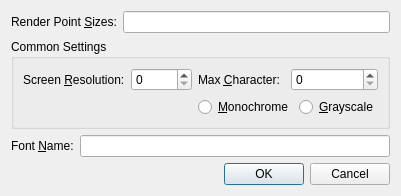
This is Sources/Tools/plFontConverter/res/FreeTypeBatch.ui in H-uru/Plasma as Qt 5 draws it before an edit. The edited form follows.
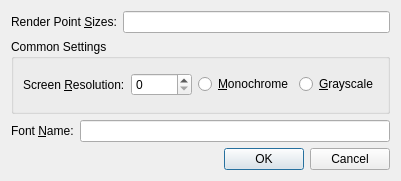
This is the edited form.

The edit to the form file:
```diff
--- a/Sources/Tools/plFontConverter/res/FreeTypeBatch.ui
+++ b/Sources/Tools/plFontConverter/res/FreeTypeBatch.ui
@@ -37,24 +37,6 @@
       <string>Common Settings</string>
      </property>
      <layout class="QGridLayout" name="gridLayout">
-      <item row="1" column="2" colspan="2">
-       <layout class="QHBoxLayout" name="horizontalLayout_2">
-        <item>
-         <widget class="QRadioButton" name="fMonochrome">
-          <property name="text">
-           <string>&amp;Monochrome</string>
-          </property>
-         </widget>
-        </item>
-        <item>
-         <widget class="QRadioButton" name="fGrayscale">
-          <property name="text">
-           <string>&amp;Grayscale</string>
-          </property>
-         </widget>
-        </item>
-       </layout>
-      </item>
       <item row="0" column="0">
        <widget class="QLabel" name="label_4">
         <property name="text">
@@ -65,23 +47,6 @@
         </property>
        </widget>
       </item>
-      <item row="0" column="2">
-       <widget class="QLabel" name="label_3">
-        <property name="text">
-         <string>Max &amp;Character:</string>
-        </property>
-        <property name="buddy">
-         <cstring>fMaxChar</cstring>
-        </property>
-       </widget>
-      </item>
-      <item row="0" column="3">
-       <widget class="QSpinBox" name="fMaxChar">
-        <property name="maximum">
-         <number>1114111</number>
-        </property>
-       </widget>
-      </item>
       <item row="0" column="1">
        <widget class="QSpinBox" name="fResolution">
         <property name="maximum">
@@ -89,6 +54,24 @@
         </property>
        </widget>
       </item>
+      <item row="0" column="2">
+       <layout class="QHBoxLayout" name="horizontalLayout_2">
+        <item>
+         <widget class="QRadioButton" name="fMonochrome">
+          <property name="text">
+           <string>&amp;Monochrome</string>
+          </property>
+         </widget>
+        </item>
+        <item>
+         <widget class="QRadioButton" name="fGrayscale">
+          <property name="text">
+           <string>&amp;Grayscale</string>
+          </property>
+         </widget>
+        </item>
+       </layout>
+      </item>
      </layout>
     </widget>
    </item>
```
